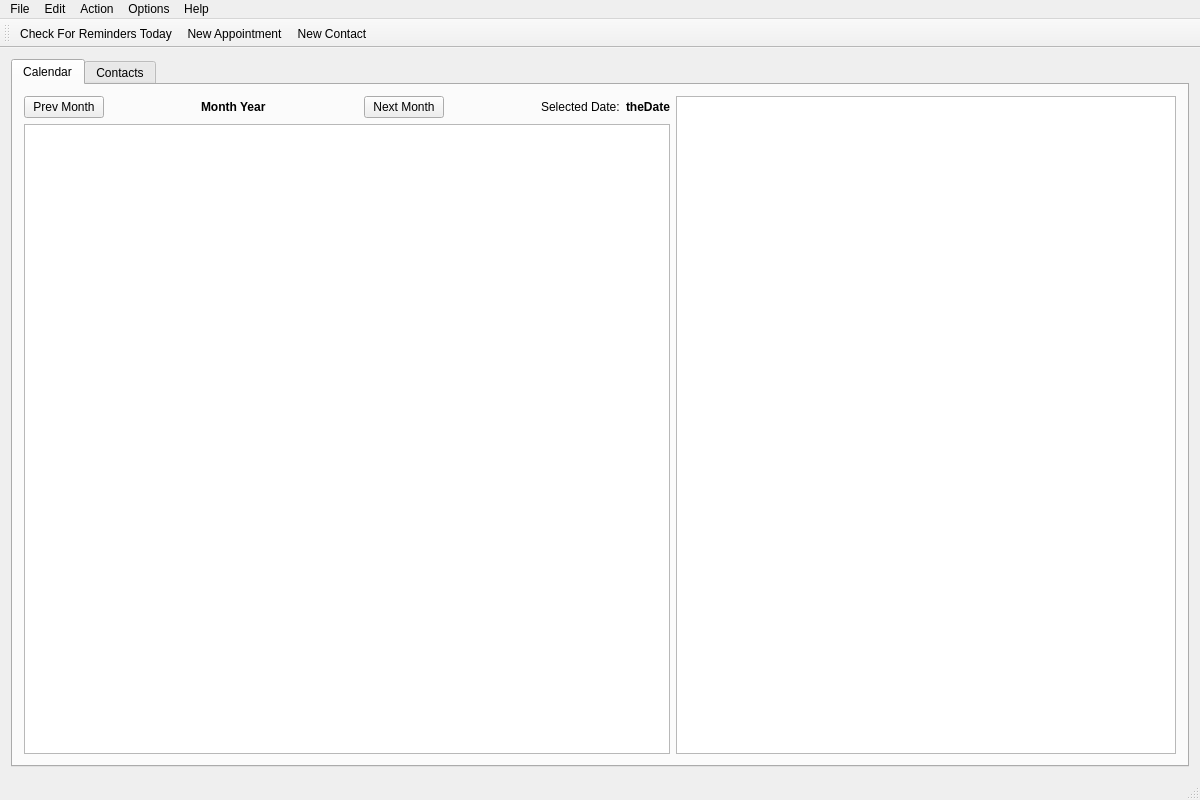
Above: src/mainwindow.ui from lxqt/organizer before the change. Below: the same form after it.
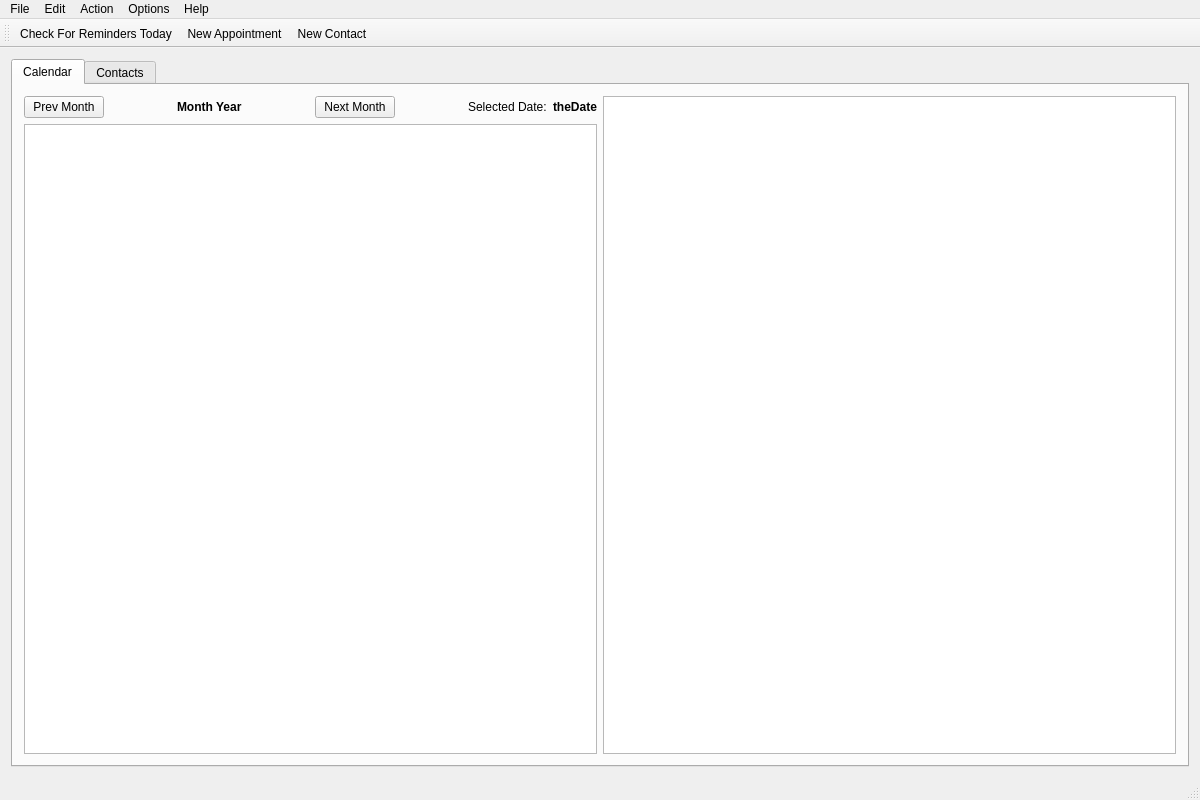
That is the form after the change. Icons and pictures are not drawn.

The edit to the form file:
```diff
--- a/src/mainwindow.ui
+++ b/src/mainwindow.ui
@@ -132,29 +132,7 @@
            </layout>
           </item>
           <item>
-           <widget class="QListView" name="listViewDay">
-            <property name="minimumSize">
-             <size>
-              <width>200</width>
-              <height>0</height>
-             </size>
-            </property>
-            <property name="maximumSize">
-             <size>
-              <width>500</width>
-              <height>16777215</height>
-             </size>
-            </property>
-            <property name="toolTip">
-             <string extracomment="Day Events"/>
-            </property>
-            <property name="lineWidth">
-             <number>3</number>
-            </property>
-            <property name="midLineWidth">
-             <number>2</number>
-            </property>
-           </widget>
+           <widget class="QTableView" name="tableViewDays"/>
           </item>
          </layout>
         </item>
```
Left out of the diff: 45 changed lines with no effect on the pictures.
